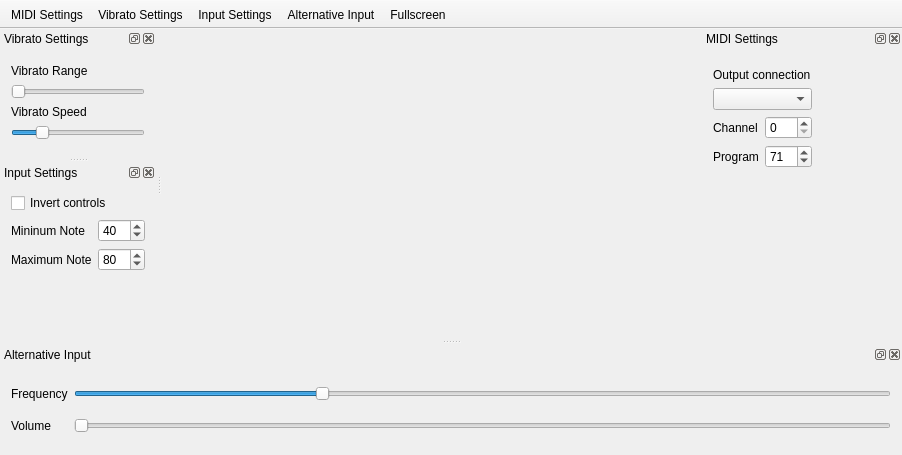
Ikke007/Theremin, file mainwindow.ui: the form before one commit.
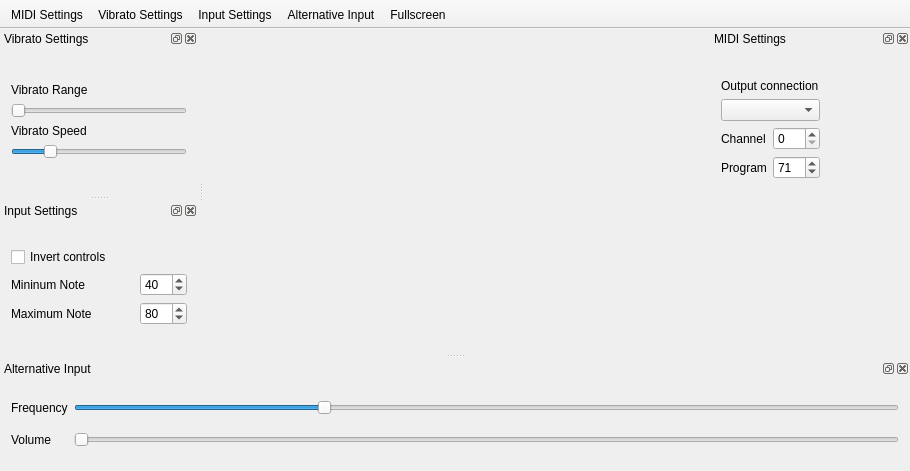
The form after the commit. Icons and pictures are not drawn. Custom widgets are drawn as their Qt base class.

What changed in the file:
```diff
--- a/mainwindow.ui
+++ b/mainwindow.ui
@@ -7,7 +7,7 @@
     <x>0</x>
     <y>0</y>
     <width>902</width>
-    <height>455</height>
+    <height>461</height>
    </rect>
   </property>
   <property name="windowTitle">
@@ -38,7 +38,7 @@
    <property name="minimumSize">
     <size>
      <width>200</width>
-     <height>160</height>
+     <height>182</height>
     </size>
    </property>
    <property name="baseSize">
@@ -174,8 +174,8 @@
    </property>
    <property name="minimumSize">
     <size>
-     <width>86</width>
-     <height>128</height>
+     <width>126</width>
+     <height>166</height>
     </size>
    </property>
    <property name="baseSize">
@@ -248,7 +248,7 @@
    <property name="minimumSize">
     <size>
      <width>500</width>
-     <height>110</height>
+     <height>112</height>
     </size>
    </property>
    <property name="floating">
@@ -324,8 +324,8 @@
    </property>
    <property name="minimumSize">
     <size>
-     <width>139</width>
-     <height>113</height>
+     <width>198</width>
+     <height>152</height>
     </size>
    </property>
    <property name="floating">
```
